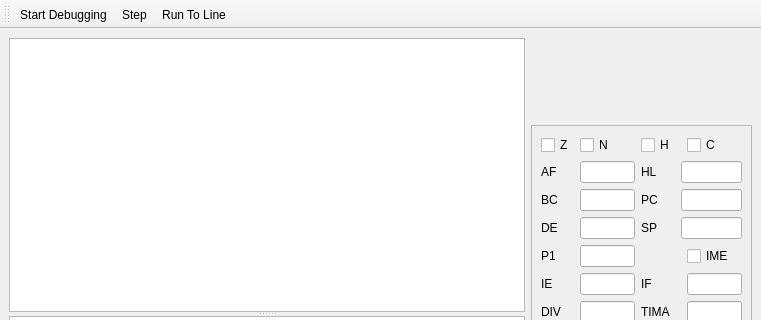
Qt form src/ui/Debugger/DebuggerWindow.ui (zlisinski/gbemu) before a commit; both pictures show x 0 to 761 and y 0 to 320 of the 761 by 620 pixel window.
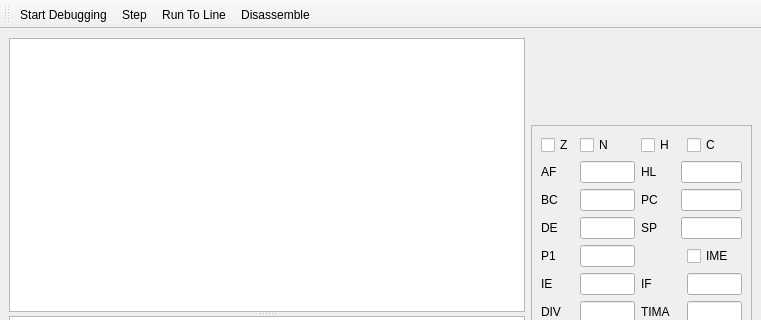
The same form after that commit.

Commit message: Added action to preload disassembled opcodes for a specific address.

```diff
--- a/src/ui/Debugger/DebuggerWindow.ui
+++ b/src/ui/Debugger/DebuggerWindow.ui
@@ -350,6 +350,7 @@
    <addaction name="actionToggleDebugging"/>
    <addaction name="actionStep"/>
    <addaction name="actionRunToLine"/>
+   <addaction name="actionDisassemble"/>
   </widget>
   <action name="actionToggleDebugging">
    <property name="checkable">
@@ -369,6 +370,14 @@
     <string>Run To Line</string>
    </property>
   </action>
+  <action name="actionDisassemble">
+   <property name="text">
+    <string>Disassemble</string>
+   </property>
+   <property name="toolTip">
+    <string>Add Disassembled opcodes for a specific address.</string>
+   </property>
+  </action>
  </widget>
  <resources/>
  <connections/>
```
The commit also changes 6 other files.
